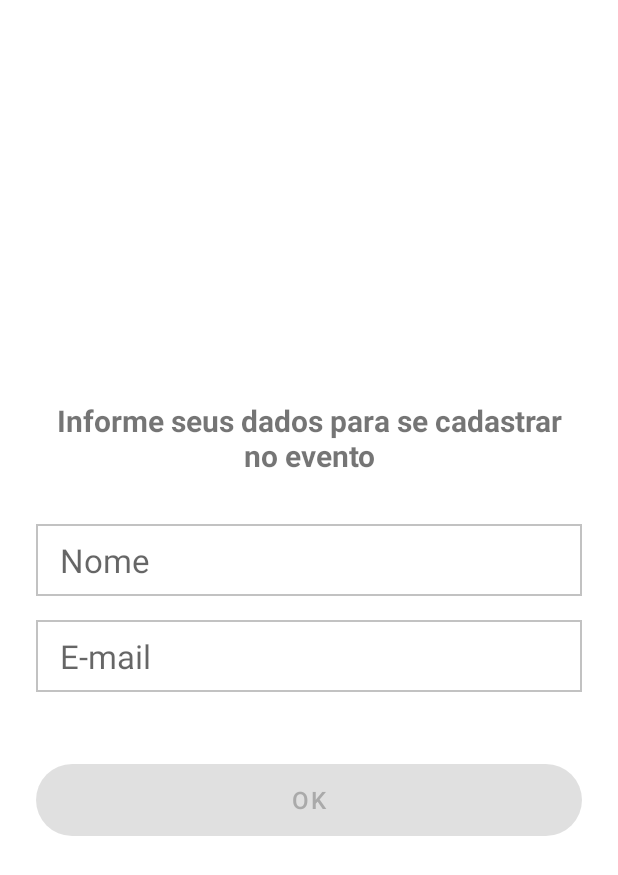
After one commit to ysazaka/event-challenge, an Android app: the layout fragment_data_input_dialog.xml on its own in the app's theme, with its tools: preview values and no code run, on a phone screen of 412 x 824 dp. The commit adds this screen. Shown: the top 875 px of the screen. Run offline under Robolectric (Android 15) with nearby library versions, the phone set to English and light mode, and no system bars.

Commit message:
Integrado com o endpoint de fazer o checkin do usuario no evento

```diff
--- a/app/src/main/java/br/com/ysazaka/event_challenge/network/HttpStatusCodes.kt
+++ b/app/src/main/java/br/com/ysazaka/event_challenge/network/HttpStatusCodes.kt
@@ -3,5 +3,6 @@ package br.com.ysazaka.event_challenge.network
 /**
  * Created by Glauco Sazaka on 01/08/2021.
  */
+const val STATUS_CODE_SUCCESS = "200"
 const val STATUS_CODE_NO_CONTENT = 204
 const val STATUS_CODE_NOT_FOUND = 404
--- a/app/src/main/java/br/com/ysazaka/event_challenge/network/service/EventService.kt
+++ b/app/src/main/java/br/com/ysazaka/event_challenge/network/service/EventService.kt
@@ -1,5 +1,6 @@
 package br.com.ysazaka.event_challenge.network.service
 
+import br.com.ysazaka.event_challenge.model.CheckinResult
 import br.com.ysazaka.event_challenge.model.Event
 import br.com.ysazaka.event_challenge.model.InterestedPerson
 import io.reactivex.Completable
@@ -21,6 +22,6 @@ interface EventService {
     suspend fun getSelectedEvent(@Path("id") id: String): Event
 
     @POST("checkin")
-    suspend fun checkinInterestedPersonOnTheEvent(@Body interestedPerson: InterestedPerson): Completable
+    suspend fun checkinInterestedPersonOnTheEvent(@Body interestedPerson: InterestedPerson): CheckinResult
 
 }
--- a/app/src/main/java/br/com/ysazaka/event_challenge/ui/loading/FullScreenLoading.kt
+++ b/app/src/main/java/br/com/ysazaka/event_challenge/ui/loading/FullScreenLoading.kt
@@ -25,7 +25,7 @@ class FullScreenLoading (context: Context) : LinearLayout(context) {
         setBackgroundColor(
             ContextCompat.getColor(
                 context,
-                R.color.loadingBackdropLight
+                R.color.loading_backdrop_light
             )
         )
     }
--- a/app/src/main/java/br/com/ysazaka/event_challenge/usecase/di/UseCaseModule.kt
+++ b/app/src/main/java/br/com/ysazaka/event_challenge/usecase/di/UseCaseModule.kt
@@ -1,5 +1,6 @@
 package br.com.ysazaka.event_challenge.usecase.di
 
+import br.com.ysazaka.event_challenge.usecase.CheckinInterestedPersonOnTheEventUseCase
 import br.com.ysazaka.event_challenge.usecase.GetEventListUseCase
 import br.com.ysazaka.event_challenge.usecase.GetSelectedEventUseCase
 import org.koin.dsl.module
@@ -10,4 +11,5 @@ import org.koin.dsl.module
 fun createUseCaseModule() = module {
     single { GetEventListUseCase(get()) }
     single { GetSelectedEventUseCase(get()) }
+    single { CheckinInterestedPersonOnTheEventUseCase(get()) }
 }
--- a/app/src/main/java/br/com/ysazaka/event_challenge/viewmodel/di/ViewModelModule.kt
+++ b/app/src/main/java/br/com/ysazaka/event_challenge/viewmodel/di/ViewModelModule.kt
@@ -1,5 +1,6 @@
 package br.com.ysazaka.event_challenge.viewmodel.di
 
+import br.com.ysazaka.event_challenge.viewmodel.CheckinInterestedPersonOnTheEventViewModel
 import br.com.ysazaka.event_challenge.viewmodel.GetEventListViewModel
 import br.com.ysazaka.event_challenge.viewmodel.GetSelectedEventViewModel
 import org.koin.androidx.viewmodel.dsl.viewModel
@@ -9,8 +10,7 @@ import org.koin.dsl.module
  * Created by Glauco Sazaka on 01/08/2021.
  */
 fun createViewModelModule() = module {
-
     viewModel { GetEventListViewModel(get()) }
     viewModel { GetSelectedEventViewModel(get()) }
-
+    viewModel { CheckinInterestedPersonOnTheEventViewModel(get()) }
 }
--- /dev/null
+++ b/app/src/main/res/color/data_input_dialog_button_text_color.xml
@@ -0,0 +1,5 @@
+<?xml version="1.0" encoding="utf-8"?>
+<selector xmlns:android="http://schemas.android.com/apk/res/android">
+    <item android:color="@color/white" android:state_enabled="true"/>
+    <item android:color="@android:color/darker_gray" android:state_enabled="false"/>
+</selector>
--- /dev/null
+++ b/app/src/main/res/drawable/bg_data_input_dialog_button.xml
@@ -0,0 +1,7 @@
+<?xml version="1.0" encoding="utf-8"?>
+<selector xmlns:android="http://schemas.android.com/apk/res/android">
+    <item android:state_enabled="true"
+        android:drawable="@drawable/bg_data_input_dialog_button_active"/>
+    <item android:state_enabled="false"
+        android:drawable="@drawable/bg_data_input_dialog_button_inactive"/>
+</selector>
--- /dev/null
+++ b/app/src/main/res/drawable/bg_data_input_dialog_button_active.xml
@@ -0,0 +1,6 @@
+<?xml version="1.0" encoding="utf-8"?>
+<shape xmlns:android="http://schemas.android.com/apk/res/android"
+    android:shape="rectangle">
+    <solid android:color="@color/gray_stroke"/>
+    <corners android:radius="100dp" />
+</shape>
--- /dev/null
+++ b/app/src/main/res/drawable/bg_data_input_dialog_button_inactive.xml
@@ -0,0 +1,6 @@
+<?xml version="1.0" encoding="utf-8"?>
+<shape xmlns:android="http://schemas.android.com/apk/res/android"
+    android:shape="rectangle">
+    <solid android:color="@color/design_default_color_primary"/>
+    <corners android:radius="100dp" />
+</shape>
--- /dev/null
+++ b/app/src/main/res/drawable/bg_dialog_edittext.xml
@@ -0,0 +1,6 @@
+<?xml version="1.0" encoding="utf-8"?>
+<shape xmlns:android="http://schemas.android.com/apk/res/android"
+    android:shape="rectangle">
+    <stroke android:width="1dp" android:color="@color/gray_stroke"/>
+    <solid android:color="@color/white"/>
+</shape>
--- /dev/null
+++ b/app/src/main/res/drawable/bg_shape_rounded_white.xml
@@ -0,0 +1,5 @@
+<?xml version="1.0" encoding="utf-8"?>
+<shape xmlns:android="http://schemas.android.com/apk/res/android">
+    <corners android:radius="10dp"/>
+    <solid android:color="@android:color/white"/>
+</shape>
--- /dev/null
+++ b/app/src/main/res/layout/fragment_data_input_dialog.xml
@@ -0,0 +1,56 @@
+<?xml version="1.0" encoding="utf-8"?>
+<RelativeLayout
+    xmlns:android="http://schemas.android.com/apk/res/android"
+    android:layout_width="match_parent"
+    android:layout_height="match_parent"
+    android:background="@android:color/transparent"
+    android:clipChildren="false"
+    android:clipToPadding="false">
+
+    <LinearLayout
+        android:id="@+id/llContent"
+        android:layout_width="match_parent"
+        android:layout_height="wrap_content"
+        android:layout_centerInParent="true"
+        android:background="@drawable/bg_shape_rounded_white"
+        android:orientation="vertical"
+        android:padding="24dp">
+
+        <TextView
+            android:id="@+id/tvTitle"
+            android:layout_width="match_parent"
+            android:layout_height="wrap_content"
+            android:textAlignment="center"
+            android:textAllCaps="false"
+            android:textStyle="bold"
+            android:textSize="20sp"
+            android:text="@string/inform_your_data" />
+
+        <EditText
+            android:id="@+id/etName"
+            style="@style/DataInputDialogEditText"
+            android:layout_marginTop="32dp"
+            android:inputType="textCapWords"
+            android:hint="@string/name"
+            android:imeOptions="actionNext"
+            android:background="@drawable/bg_dialog_edittext" />
+
+        <EditText
+            android:id="@+id/etEmail"
+            style="@style/DataInputDialogEditText"
+            android:layout_marginTop="16dp"
+            android:inputType="textEmailAddress"
+            android:hint="@string/email"
+            android:imeOptions="actionDone"
+            android:background="@drawable/bg_dialog_edittext" />
+
+        <Button
+            android:id="@+id/btnOK"
+            style="@style/DataInputDialogButton"
+            android:layout_marginStart="0dp"
+            android:layout_marginTop="48dp"
+            android:text="@string/ok" />
+
+    </LinearLayout>
+
+</RelativeLayout>
--- a/app/src/main/res/values/colors.xml
+++ b/app/src/main/res/values/colors.xml
@@ -8,5 +8,6 @@
     <color name="black">#FF000000</color>
     <color name="white">#FFFFFFFF</color>
 
-    <color name="loadingBackdropLight">#99000000</color>
+    <color name="loading_backdrop_light">#99000000</color>
+    <color name="gray_stroke">#C2C2C2</color>
 </resources>
--- a/app/src/main/res/values/strings.xml
+++ b/app/src/main/res/values/strings.xml
@@ -5,6 +5,8 @@
     <string name="share">Compartilhar</string>
     <string name="getDataErrorMessage">Houve um problema para pegar os dados, tente novamente.</string>
     <string name="ok">OK</string>
+    <string name="name">Nome</string>
+    <string name="email">E-mail</string>
 
     <string name="event_name">Nome do evento</string>
     <string name="event_description">Descrição do evento</string>
@@ -14,4 +16,7 @@
     <string name="share_intent_description">Gostaria de participar do evento \"%s\"?
         Então procure na sua loja de aplicativos pelo app Event Finder!! Lá você encontrará este
         e muitos outros eventos para participar!</string>
+    <string name="inform_your_data">Informe seus dados para se cadastrar no evento</string>
+    <string name="checkin_success">Parabéns! Você está cadastrado para participar do evento.</string>
+    <string name="checkin">checkin</string>
 </resources>
--- a/app/src/main/res/values/styles.xml
+++ b/app/src/main/res/values/styles.xml
@@ -20,4 +20,22 @@
         <item name="android:textColor">@android:color/black</item>
     </style>
 
+    <style name="DataInputDialogEditText">
+        <item name="android:layout_width">match_parent</item>
+        <item name="android:layout_height">48dp</item>
+        <item name="android:background">@color/white</item>
+        <item name="android:textSize">22sp</item>
+        <item name="android:paddingStart">16dp</item>
+    </style>
+
+    <style name="DataInputDialogButton">
+        <item name="android:background">@drawable/bg_data_input_dialog_button</item>
+        <item name="android:textAllCaps">false</item>
+        <item name="android:textSize">16sp</item>
+        <item name="android:layout_height">48dp</item>
+        <item name="android:layout_width">match_parent</item>
+        <item name="android:textColor">@color/data_input_dialog_button_text_color</item>
+        <item name="android:enabled">false</item>
+    </style>
+
 </resources>
```
Also changed, not shown: app/src/main/java/br/com/ysazaka/event_challenge/model/CheckinResult.kt (added, +11 -0 lines), app/src/main/java/br/com/ysazaka/event_challenge/ui/activity/EventDetailActivity.kt (+31 -5 lines), app/src/main/java/br/com/ysazaka/event_challenge/ui/dialog/DataInputDialog.kt (added, +87 -0 lines), app/src/main/java/br/com/ysazaka/event_challenge/usecase/CheckinInterestedPersonOnTheEventUseCase.kt (added, +26 -0 lines), app/src/main/java/br/com/ysazaka/event_challenge/viewmodel/CheckinInterestedPersonOnTheEventViewModel.kt (added, +39 -0 lines).
